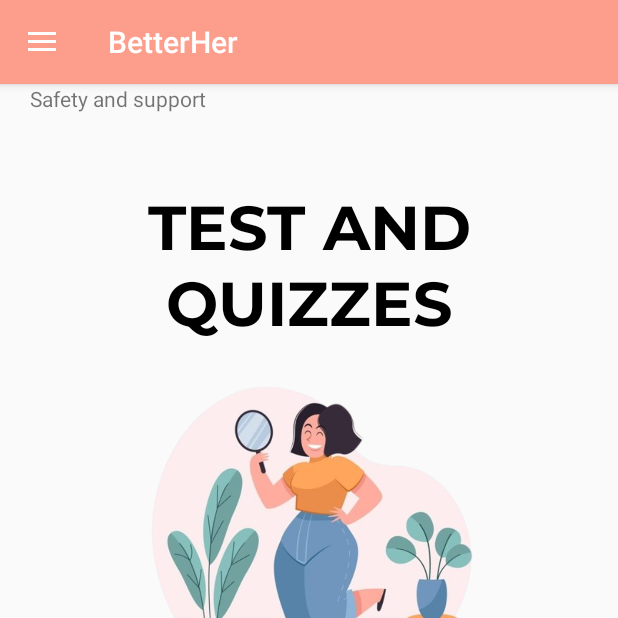
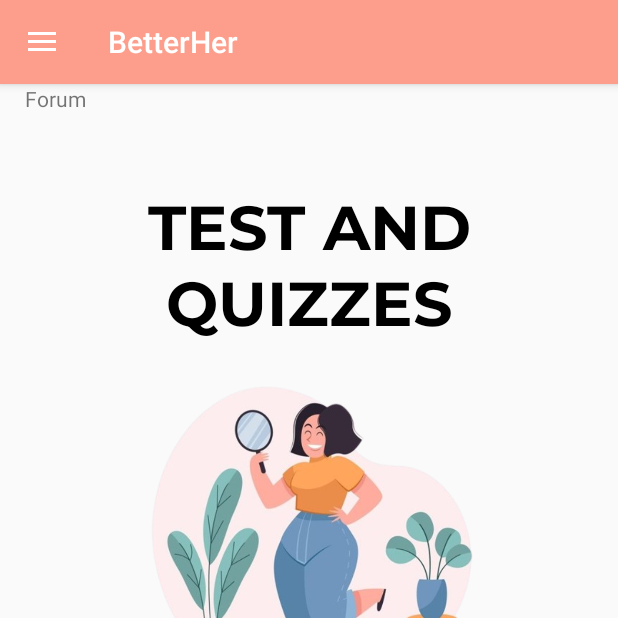
Before and after one commit to fyiernzy/UM_WIA2007_Assignment, an Android app: the SideNavigationDrawer screen opened directly, with no data from a screen before it, in the side drawer, after a tap on "Forum", on a phone screen of 412 x 824 dp, the top half of it. Run offline under Robolectric (Android 15) with nearby library versions, the phone set to English and light mode, and no system bars; our stand-ins replace Firebase (no records; nobody signed in at launch, a user with empty details on screens opened directly); pictures from the network do not load; Roboto replaces fonts that are not available here.

Commit message:
Merge Yi Yao's part

```diff
--- a/BetterHer2/app/src/main/java/com/example/betterher/Safety_Support_Fragment.java
+++ /dev/null
@@ -1,22 +0,0 @@
-package com.example.betterher;
-
-import android.os.Bundle;
-
-import androidx.fragment.app.Fragment;
-
-import android.view.LayoutInflater;
-import android.view.View;
-import android.view.ViewGroup;
-
-
-public class Safety_Support_Fragment extends Fragment {
-
-
-
-    @Override
-    public View onCreateView(LayoutInflater inflater, ViewGroup container,
-                             Bundle savedInstanceState) {
-        // Inflate the layout for this fragment
-        return inflater.inflate(R.layout.fragment_safety__support_, container, false);
-    }
-}
--- a/BetterHer2/app/src/main/java/com/example/betterher/SideNavigationDrawer.java
+++ b/BetterHer2/app/src/main/java/com/example/betterher/SideNavigationDrawer.java
@@ -26,6 +26,7 @@ import com.example.betterher.Quiz.Views.QuizHomeFragment;
 import com.example.betterher.ReportCases.ReportIntroFragment;
 import com.example.betterher.TrackCases.TrackCasesFragment;
 import com.example.betterher.UrgentHelp.UrgentHelpFragment;
+import com.example.betterher.safetyhome.SafetyHomeFragment;
 import com.google.android.material.navigation.NavigationView;
 import com.google.firebase.auth.FirebaseAuth;
 import com.google.firebase.auth.FirebaseUser;
@@ -138,9 +139,9 @@ public class SideNavigationDrawer extends AppCompatActivity implements Navigatio
         } else if (itemId == R.id.nav_info_hub) {
             getSupportFragmentManager().beginTransaction().replace(R.id.fragment_container, new InfoHubFragment()).commit();
         } else if (itemId == R.id.nav_forum) {
-            getSupportFragmentManager().beginTransaction().replace(R.id.fragment_container, new Safety_Support_Fragment()).commit();
+            getSupportFragmentManager().beginTransaction().replace(R.id.fragment_container, new ForumFragment()).commit();
         } else if (itemId == R.id.nav_safety_support) {
-            getSupportFragmentManager().beginTransaction().replace(R.id.fragment_container, new Safety_Support_Fragment()).commit();
+            getSupportFragmentManager().beginTransaction().replace(R.id.fragment_container, new SafetyHomeFragment()).commit();
         } else if (itemId == R.id.nav_settings) {
             getSupportFragmentManager().beginTransaction().replace(R.id.fragment_container, new SettingsFragment()).commit();
         } else if (itemId == R.id.nav_about) {
--- a/BetterHer2/app/src/main/res/layout/fragment_safety__support_.xml
+++ /dev/null
@@ -1,14 +0,0 @@
-<?xml version="1.0" encoding="utf-8"?>
-<FrameLayout xmlns:android="http://schemas.android.com/apk/res/android"
-    xmlns:tools="http://schemas.android.com/tools"
-    android:layout_width="match_parent"
-    android:layout_height="match_parent"
-    tools:context=".Safety_Support_Fragment">
-
-    <!-- TODO: Update blank fragment layout -->
-    <TextView
-        android:layout_width="match_parent"
-        android:layout_height="match_parent"
-        android:text="      Safety and support" />
-
-</FrameLayout>
```
Also changed, not shown: BetterHer2/app/src/main/java/com/example/betterher/GetSupport/GetSupportIntroFragment.java (+8 -2 lines), BetterHer2/app/src/main/java/com/example/betterher/ReportCases/ReportFragment.java (+10 -3 lines), BetterHer2/app/src/main/java/com/example/betterher/ReportCases/ReportIntroFragment.java (+8 -2 lines), BetterHer2/app/src/main/java/com/example/betterher/ReportCases/ReportTQFragment.java (+7 -4 lines), BetterHer2/app/src/main/java/com/example/betterher/safetyhome/SafetyHomeFragment.java (+25 -6 lines).
